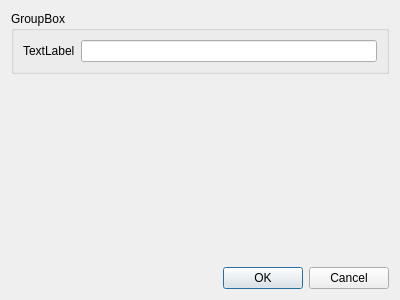
apkretov/rpw, file C++/Examples/Foundations Of Qt/03-01_Creating_Dialogs_in_Qt/dialog.ui: the form before one commit.
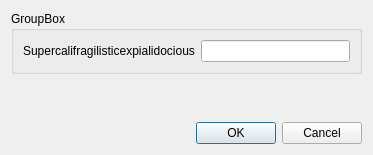
The form after the commit.

What changed in the file:
```diff
--- a/C++/Examples/Foundations Of Qt/03-01_Creating_Dialogs_in_Qt/dialog.ui
+++ b/C++/Examples/Foundations Of Qt/03-01_Creating_Dialogs_in_Qt/dialog.ui
@@ -6,8 +6,8 @@
    <rect>
     <x>0</x>
     <y>0</y>
-    <width>400</width>
-    <height>300</height>
+    <width>373</width>
+    <height>155</height>
    </rect>
   </property>
   <property name="windowTitle">
@@ -23,7 +23,7 @@
       <item>
        <widget class="QLabel" name="label">
         <property name="text">
-         <string>TextLabel</string>
+         <string>Supercalifragilisticexpialidocious</string>
         </property>
        </widget>
       </item>
@@ -41,7 +41,7 @@
      <property name="sizeHint" stdset="0">
       <size>
        <width>20</width>
-       <height>176</height>
+       <height>31</height>
       </size>
      </property>
     </spacer>
```
